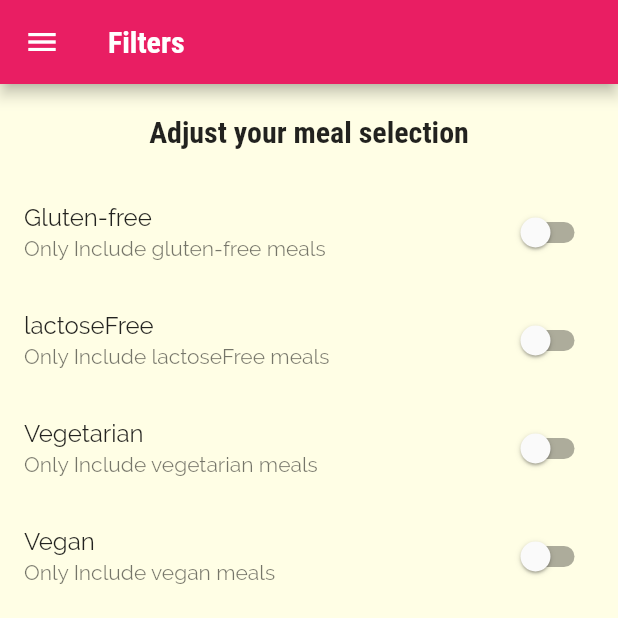
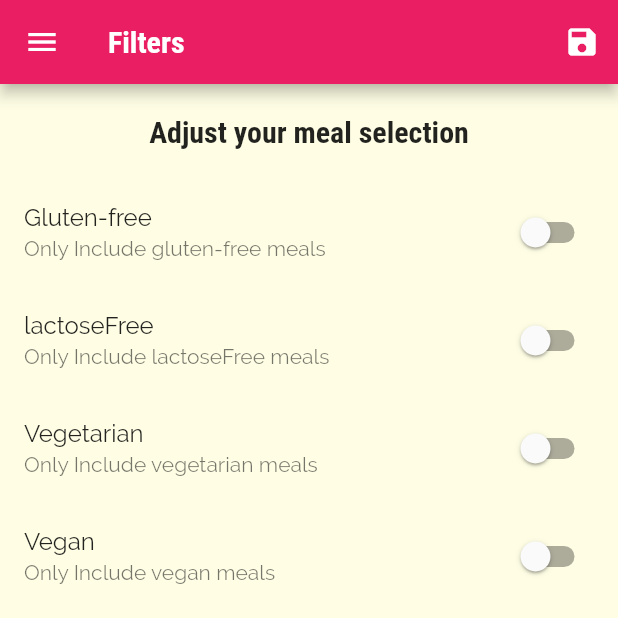
Before and after one commit to mahdibouaziz/flutter_meal_app, a Flutter app: the FiltersScreen screen opened by its route, on a phone screen of 412 x 824 dp, the top half of it. Run offline on Flutter 3.47's test engine with Material 2 defaults, Android fonts, the phone set to English and light mode, and no system bars.

Commit message:
added the filters functionality

```diff
--- a/lib/main.dart
+++ b/lib/main.dart
@@ -1,4 +1,6 @@
 import 'package:flutter/material.dart';
+import 'package:flutter_meal_app/dummy_data.dart';
+import 'package:flutter_meal_app/models/Meal.dart';
 import 'package:flutter_meal_app/screens/categories_screen.dart';
 import 'package:flutter_meal_app/screens/category_meals_screen.dart';
 import 'package:flutter_meal_app/screens/filters_screen.dart';
@@ -6,14 +8,59 @@ import 'package:flutter_meal_app/screens/meal_detail_screen.dart';
 import 'package:flutter_meal_app/screens/tabs_screen.dart';
 
 void main() {
-  runApp(MaterialApp(
+  runApp(MyApp());
+}
+
+class MyApp extends StatefulWidget {
+  const MyApp({Key? key}) : super(key: key);
+
+  @override
+  State<MyApp> createState() => _MyAppState();
+}
+
+class _MyAppState extends State<MyApp> {
+  Map<String, bool> filters = {
+    'gluten': false,
+    'lactose': false,
+    'vegan': false,
+    'vegetarian': false,
+  };
+
+  List<Meal> availableMeals = DUMMY_MEALS;
+
+  void setFilters(Map<String, bool> filterData) {
+    setState(() {
+      filters = filterData;
+      availableMeals = DUMMY_MEALS.where((meal) {
+        if (filters['gluten'] == true && !meal.isGlutenFree) {
+          return false;
+        }
+        if (filters['lactose'] == true && !meal.isLactoseFree) {
+          return false;
+        }
+        if (filters['vegan'] == true && !meal.isVegan) {
+          return false;
+        }
+        if (filters['vegetarian'] == true && !meal.isVegetarian) {
+          return false;
+        }
+        return true;
+      }).toList();
+    });
+  }
+
+  @override
+  Widget build(BuildContext context) {
+    return MaterialApp(
       title: "Meal App",
       initialRoute: '/', // the default one is '/'
       routes: {
         '/': (ctx) => const TabsScreen(),
-      CategoryMealsScreen.routeName: (ctx) => const CategoryMealsScreen(),
+        CategoryMealsScreen.routeName: (ctx) =>
+            CategoryMealsScreen(availableMeals: availableMeals),
         MealDetailScreen.routeName: (ctx) => const MealDetailScreen(),
-      FiltersScreen.routeName: (ctx) => const FiltersScreen(),
+        FiltersScreen.routeName: (ctx) =>
+            FiltersScreen(setFilters: setFilters, currentFilters: filters),
       },
       onUnknownRoute: (settings) =>
           MaterialPageRoute(builder: (ctx) => const CategoriesScreen()),
@@ -30,26 +77,6 @@ void main() {
               fontWeight: FontWeight.bold),
         ),
       ),
-  ));
+    );
   }
-
-// class MyHomePage extends StatefulWidget {
-//   const MyHomePage({Key? key}) : super(key: key);
-
-//   @override
-//   _MyHomePageState createState() => _MyHomePageState();
-// }
-
-// class _MyHomePageState extends State<MyHomePage> {
-//   @override
-//   Widget build(BuildContext context) {
-//     return Scaffold(
-//       appBar: AppBar(
-//         title: const Text("DeliMeals"),
-//       ),
-//       body: const Center(
-//         child: Text("Navigations time"),
-//       ),
-//     );
-//   }
-// }
+}
--- a/lib/screens/filters_screen.dart
+++ b/lib/screens/filters_screen.dart
@@ -3,7 +3,11 @@ import 'package:flutter_meal_app/widgets/main_drawer.dart';
 
 class FiltersScreen extends StatefulWidget {
   static const routeName = "/filters";
-  const FiltersScreen({Key? key}) : super(key: key);
+  final Function setFilters;
+  final Map<String, bool> currentFilters;
+  const FiltersScreen(
+      {required this.currentFilters, required this.setFilters, Key? key})
+      : super(key: key);
 
   @override
   State<FiltersScreen> createState() => _FiltersScreenState();
@@ -14,6 +18,15 @@ class _FiltersScreenState extends State<FiltersScreen> {
   bool vegetarian = false;
   bool vegan = false;
   bool lactoseFree = false;
+
+  @override
+  initState() {
+    super.initState();
+    gluteenFree = widget.currentFilters['gluten'] as bool;
+    vegetarian = widget.currentFilters['vegetarian'] as bool;
+    vegan = widget.currentFilters['vegan'] as bool;
+    lactoseFree = widget.currentFilters['lactose'] as bool;
+  }
 
   Widget buildSwitchListTile(String title, String description,
       bool currentValue, Function(bool)? updateValue) {
@@ -29,7 +42,22 @@ class _FiltersScreenState extends State<FiltersScreen> {
   @override
   Widget build(BuildContext context) {
     return Scaffold(
-      appBar: AppBar(title: const Text('Filters')),
+      appBar: AppBar(
+        title: const Text('Filters'),
+        actions: [
+          IconButton(
+              onPressed: () {
+                Map<String, bool> selectedFlters = {
+                  'gluten': gluteenFree,
+                  'lactose': vegetarian,
+                  'vegan': vegan,
+                  'vegetarian': lactoseFree,
+                };
+                widget.setFilters(selectedFlters);
+              },
+              icon: const Icon(Icons.save))
+        ],
+      ),
       drawer: const MainDrawer(),
       body: Column(
         children: [
```
Also changed, not shown: lib/screens/category_meals_screen.dart (+4 -3 lines). Lines whose indentation alone changed are shown as unchanged.
